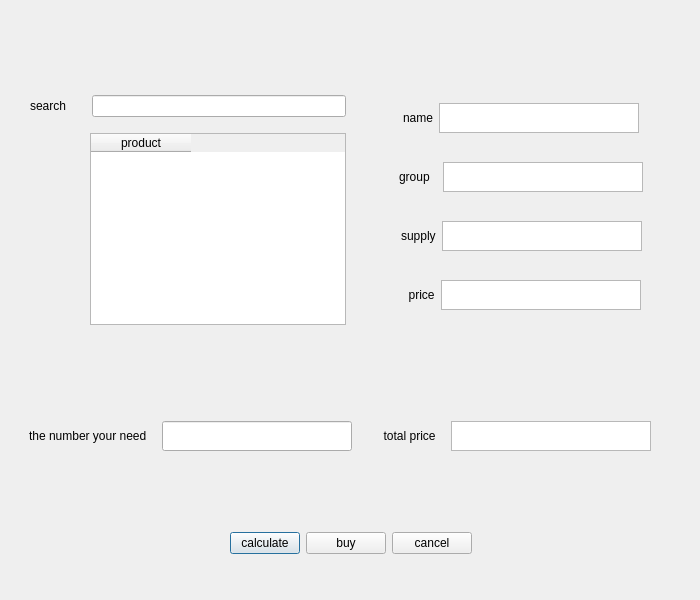
First picture: the form in abuy.ui, repository melika-ag8/finalfoof, before the edit.
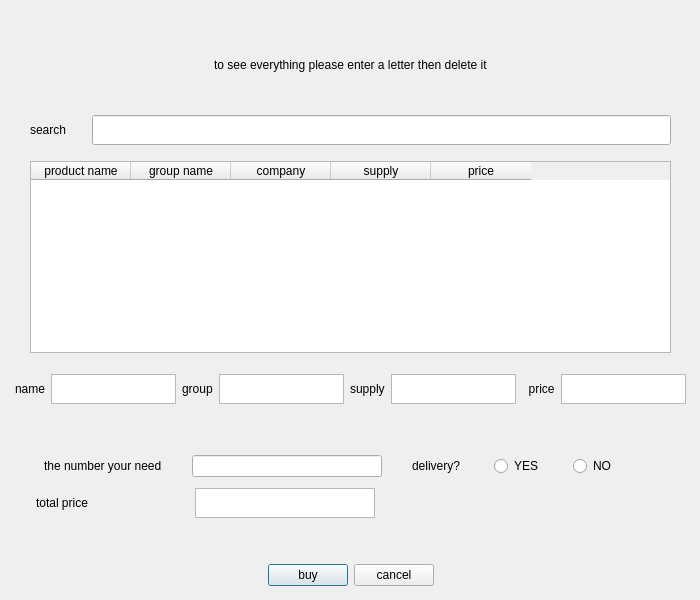
Second picture: the form after the edit. Icons and pictures are not drawn.

What changed in the file:
```diff
--- a/abuy.ui
+++ b/abuy.ui
@@ -94,20 +94,53 @@
          <number>5</number>
         </property>
         <item>
-         <spacer name="verticalSpacer_6">
+         <layout class="QHBoxLayout" name="horizontalLayout_6">
+          <property name="leftMargin">
+           <number>5</number>
+          </property>
+          <property name="topMargin">
+           <number>5</number>
+          </property>
+          <property name="rightMargin">
+           <number>5</number>
+          </property>
+          <property name="bottomMargin">
+           <number>5</number>
+          </property>
+          <item>
+           <spacer name="horizontalSpacer_3">
           <property name="orientation">
-           <enum>Qt::Vertical</enum>
-          </property>
-          <property name="sizeType">
-           <enum>QSizePolicy::Fixed</enum>
-          </property>
+             <enum>Qt::Horizontal</enum>
+            </property>
+            <property name="sizeHint" stdset="0">
+             <size>
+              <width>40</width>
+              <height>20</height>
+             </size>
+            </property>
+           </spacer>
+          </item>
+          <item>
+           <widget class="QLabel" name="label_9">
+            <property name="text">
+             <string>to see everything please enter a letter then delete it</string>
+            </property>
+           </widget>
+          </item>
+          <item>
+           <spacer name="horizontalSpacer_2">
+            <property name="orientation">
+             <enum>Qt::Horizontal</enum>
+            </property>
           <property name="sizeHint" stdset="0">
            <size>
-            <width>20</width>
-            <height>35</height>
+              <width>40</width>
+              <height>20</height>
            </size>
           </property>
          </spacer>
+          </item>
+         </layout>
         </item>
         <item>
          <layout class="QHBoxLayout" name="horizontalLayout">
@@ -187,22 +220,6 @@
           <property name="bottomMargin">
            <number>5</number>
           </property>
-          <item>
-           <spacer name="horizontalSpacer_2">
-            <property name="orientation">
-             <enum>Qt::Horizontal</enum>
-            </property>
-            <property name="sizeType">
-             <enum>QSizePolicy::Fixed</enum>
-            </property>
-            <property name="sizeHint" stdset="0">
-             <size>
-              <width>60</width>
-              <height>20</height>
-             </size>
-            </property>
-           </spacer>
-          </item>
           <item>
            <widget class="QTableWidget" name="show">
             <property name="sizePolicy">
@@ -211,9 +228,35 @@
               <verstretch>0</verstretch>
              </sizepolicy>
             </property>
+            <property name="maximumSize">
+             <size>
+              <width>800</width>
+              <height>16777215</height>
+             </size>
+            </property>
             <column>
              <property name="text">
-              <string>product</string>
+              <string>product name</string>
+             </property>
+            </column>
+            <column>
+             <property name="text">
+              <string>group name</string>
+             </property>
+            </column>
+            <column>
+             <property name="text">
+              <string>company</string>
+             </property>
+            </column>
+            <column>
+             <property name="text">
+              <string>supply</string>
+             </property>
+            </column>
+            <column>
+             <property name="text">
+              <string>price</string>
              </property>
             </column>
            </widget>
@@ -222,63 +265,10 @@
         </item>
        </layout>
       </item>
-      <item>
-       <layout class="QVBoxLayout" name="verticalLayout_2">
-        <property name="leftMargin">
-         <number>5</number>
-        </property>
-        <property name="topMargin">
-         <number>5</number>
-        </property>
-        <property name="rightMargin">
-         <number>5</number>
-        </property>
-        <property name="bottomMargin">
-         <number>5</number>
-        </property>
-        <item>
-         <spacer name="verticalSpacer">
-          <property name="orientation">
-           <enum>Qt::Vertical</enum>
-          </property>
-          <property name="sizeType">
-           <enum>QSizePolicy::Fixed</enum>
-          </property>
-          <property name="sizeHint" stdset="0">
-           <size>
-            <width>20</width>
-            <height>30</height>
-           </size>
-          </property>
-         </spacer>
+     </layout>
         </item>
         <item>
-         <layout class="QHBoxLayout" name="horizontalLayout_9">
-          <property name="leftMargin">
-           <number>5</number>
-          </property>
-          <property name="topMargin">
-           <number>5</number>
-          </property>
-          <property name="rightMargin">
-           <number>5</number>
-          </property>
-          <property name="bottomMargin">
-           <number>5</number>
-          </property>
-          <item>
-           <spacer name="horizontalSpacer_13">
-            <property name="orientation">
-             <enum>Qt::Horizontal</enum>
-            </property>
-            <property name="sizeHint" stdset="0">
-             <size>
-              <width>40</width>
-              <height>20</height>
-             </size>
-            </property>
-           </spacer>
-          </item>
+     <layout class="QHBoxLayout" name="horizontalLayout_11">
           <item>
            <widget class="QLabel" name="label_6">
             <property name="text">
@@ -303,51 +293,6 @@
            </widget>
           </item>
           <item>
-           <spacer name="horizontalSpacer_14">
-            <property name="orientation">
-             <enum>Qt::Horizontal</enum>
-            </property>
-            <property name="sizeHint" stdset="0">
-             <size>
-              <width>40</width>
-              <height>20</height>
-             </size>
-            </property>
-           </spacer>
-          </item>
-         </layout>
-        </item>
-        <item>
-         <layout class="QHBoxLayout" name="horizontalLayout_10">
-          <property name="leftMargin">
-           <number>5</number>
-          </property>
-          <property name="topMargin">
-           <number>5</number>
-          </property>
-          <property name="rightMargin">
-           <number>5</number>
-          </property>
-          <property name="bottomMargin">
-           <number>5</number>
-          </property>
-          <item>
-           <spacer name="horizontalSpacer_3">
-            <property name="orientation">
-             <enum>Qt::Horizontal</enum>
-            </property>
-            <property name="sizeType">
-             <enum>QSizePolicy::Fixed</enum>
-            </property>
-            <property name="sizeHint" stdset="0">
-             <size>
-              <width>20</width>
-              <height>20</height>
-             </size>
-            </property>
-           </spacer>
-          </item>
-          <item>
            <widget class="QLabel" name="label_7">
             <property name="sizePolicy">
              <sizepolicy hsizetype="Fixed" vsizetype="Fixed">
@@ -377,51 +322,6 @@
            </widget>
           </item>
           <item>
-           <spacer name="horizontalSpacer_15">
-            <property name="orientation">
-             <enum>Qt::Horizontal</enum>
-            </property>
-            <property name="sizeType">
-             <enum>QSizePolicy::Fixed</enum>
-            </property>
-            <property name="sizeHint" stdset="0">
-             <size>
-              <width>20</width>
-              <height>20</height>
-             </size>
-            </property>
-           </spacer>
-          </item>
-         </layout>
-        </item>
-        <item>
-         <layout class="QHBoxLayout" name="horizontalLayout_6">
-          <property name="leftMargin">
-           <number>5</number>
-          </property>
-          <property name="topMargin">
-           <number>5</number>
-          </property>
-          <property name="rightMargin">
-           <number>5</number>
-          </property>
-          <property name="bottomMargin">
-           <number>5</number>
-          </property>
-          <item>
-           <spacer name="horizontalSpacer_8">
-            <property name="orientation">
-             <enum>Qt::Horizontal</enum>
-            </property>
-            <property name="sizeHint" stdset="0">
-             <size>
-              <width>40</width>
-              <height>20</height>
-             </size>
-            </property>
-           </spacer>
-          </item>
-          <item>
            <widget class="QLabel" name="label_3">
             <property name="sizePolicy">
              <sizepolicy hsizetype="Fixed" vsizetype="Fixed">
@@ -451,48 +351,6 @@
            </widget>
           </item>
           <item>
-           <spacer name="horizontalSpacer_7">
-            <property name="orientation">
-             <enum>Qt::Horizontal</enum>
-            </property>
-            <property name="sizeHint" stdset="0">
-             <size>
-              <width>40</width>
-              <height>20</height>
-             </size>
-            </property>
-           </spacer>
-          </item>
-         </layout>
-        </item>
-        <item>
-         <layout class="QHBoxLayout" name="horizontalLayout_7">
-          <property name="leftMargin">
-           <number>5</number>
-          </property>
-          <property name="topMargin">
-           <number>5</number>
-          </property>
-          <property name="rightMargin">
-           <number>5</number>
-          </property>
-          <property name="bottomMargin">
-           <number>5</number>
-          </property>
-          <item>
-           <spacer name="horizontalSpacer_5">
-            <property name="orientation">
-             <enum>Qt::Horizontal</enum>
-            </property>
-            <property name="sizeHint" stdset="0">
-             <size>
-              <width>40</width>
-              <height>20</height>
-             </size>
-            </property>
-           </spacer>
-          </item>
-          <item>
            <widget class="QLabel" name="label_4">
             <property name="sizePolicy">
              <sizepolicy hsizetype="Fixed" vsizetype="Fixed">
@@ -521,27 +379,10 @@
             </property>
            </widget>
           </item>
-          <item>
-           <spacer name="horizontalSpacer_10">
-            <property name="orientation">
-             <enum>Qt::Horizontal</enum>
-            </property>
-            <property name="sizeHint" stdset="0">
-             <size>
-              <width>40</width>
-              <height>20</height>
-             </size>
-            </property>
-           </spacer>
-          </item>
-         </layout>
-        </item>
-       </layout>
-      </item>
-     </layout>
-    </item>
+     </layout>
+    </item>
     <item>
-     <spacer name="verticalSpacer_2">
+     <spacer name="verticalSpacer">
       <property name="orientation">
        <enum>Qt::Vertical</enum>
       </property>
@@ -600,6 +441,65 @@
        </widget>
       </item>
       <item>
+       <widget class="QLabel" name="label_8">
+        <property name="sizePolicy">
+         <sizepolicy hsizetype="Fixed" vsizetype="Fixed">
+          <horstretch>0</horstretch>
+          <verstretch>0</verstretch>
+         </sizepolicy>
+        </property>
+        <property name="text">
+         <string>delivery? </string>
+        </property>
+       </widget>
+      </item>
+      <item>
+       <widget class="QRadioButton" name="yes">
+        <property name="sizePolicy">
+         <sizepolicy hsizetype="Fixed" vsizetype="Fixed">
+          <horstretch>0</horstretch>
+          <verstretch>0</verstretch>
+         </sizepolicy>
+        </property>
+        <property name="text">
+         <string>YES</string>
+        </property>
+       </widget>
+      </item>
+      <item>
+       <widget class="QRadioButton" name="no">
+        <property name="sizePolicy">
+         <sizepolicy hsizetype="Fixed" vsizetype="Fixed">
+          <horstretch>0</horstretch>
+          <verstretch>0</verstretch>
+         </sizepolicy>
+        </property>
+        <property name="text">
+         <string>NO</string>
+        </property>
+       </widget>
+      </item>
+      <item>
+       <spacer name="horizontalSpacer_8">
+        <property name="orientation">
+         <enum>Qt::Horizontal</enum>
+        </property>
+        <property name="sizeType">
+         <enum>QSizePolicy::Fixed</enum>
+        </property>
+        <property name="sizeHint" stdset="0">
+         <size>
+          <width>40</width>
+          <height>20</height>
+         </size>
+        </property>
+       </spacer>
+      </item>
+     </layout>
+    </item>
+    <item>
+     <layout class="QHBoxLayout" name="horizontalLayout_8">
+      <item>
        <widget class="QLabel" name="label_5">
         <property name="sizePolicy">
          <sizepolicy hsizetype="Fixed" vsizetype="Fixed">
@@ -608,10 +508,26 @@
          </sizepolicy>
         </property>
         <property name="text">
-         <string>     total price</string>
+         <string>total price</string>
         </property>
        </widget>
       </item>
+      <item>
+       <spacer name="horizontalSpacer_7">
+        <property name="orientation">
+         <enum>Qt::Horizontal</enum>
+        </property>
+        <property name="sizeType">
+         <enum>QSizePolicy::Fixed</enum>
+        </property>
+        <property name="sizeHint" stdset="0">
+         <size>
+          <width>80</width>
+          <height>20</height>
+         </size>
+        </property>
+       </spacer>
+      </item>
       <item>
        <widget class="QTextBrowser" name="totalpriceline">
         <property name="sizePolicy">
@@ -622,7 +538,7 @@
         </property>
         <property name="maximumSize">
          <size>
-          <width>200</width>
+          <width>180</width>
           <height>30</height>
          </size>
         </property>
@@ -638,7 +554,7 @@
         </property>
         <property name="sizeHint" stdset="0">
          <size>
-          <width>20</width>
+          <width>290</width>
           <height>20</height>
          </size>
         </property>
@@ -647,7 +563,7 @@
      </layout>
     </item>
     <item>
-     <spacer name="verticalSpacer_3">
+     <spacer name="verticalSpacer_2">
       <property name="orientation">
        <enum>Qt::Vertical</enum>
       </property>
@@ -677,19 +593,6 @@
         </property>
        </spacer>
       </item>
-      <item>
-       <widget class="QPushButton" name="calculate">
-        <property name="maximumSize">
-         <size>
-          <width>70</width>
-          <height>16777215</height>
-         </size>
-        </property>
-        <property name="text">
-         <string>calculate</string>
-        </property>
-       </widget>
-      </item>
       <item>
        <widget class="QPushButton" name="buy">
         <property name="text">
```
Lines whose indentation alone changed are shown as unchanged.
